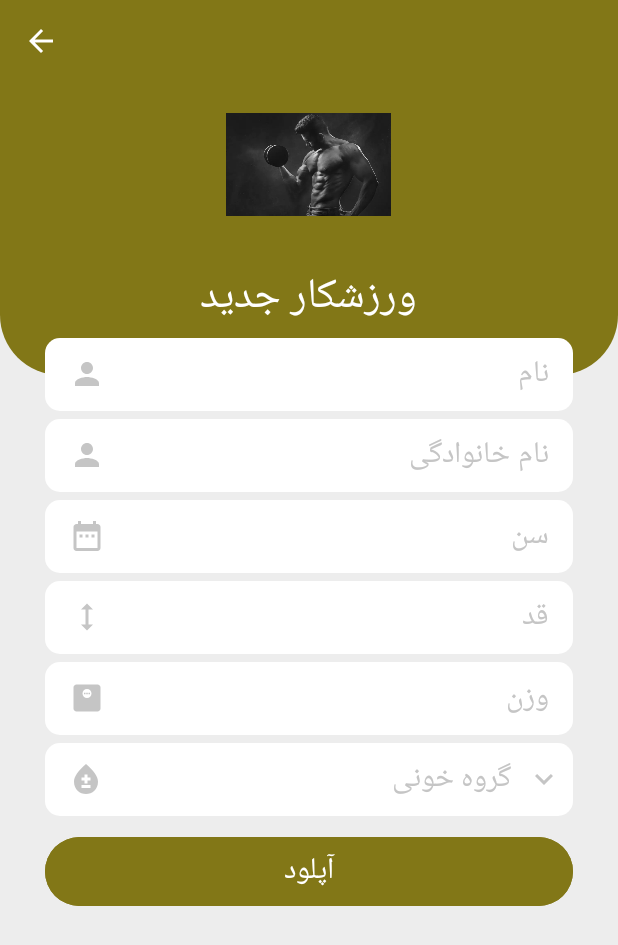
After one commit to reyhaneh8328/BodybuildingProgram, an Android app: the AddUserActivity screen opened directly, with no data from a screen before it, on a phone screen of 412 x 824 dp. The commit adds this screen. Shown: the top 945 px of the screen. Run offline under Robolectric (Android 15) with nearby library versions, the phone set to English and light mode, and no system bars; our stand-ins replace Room's generated code; 1 statement that could not run was skipped.

Commit message:
add main activity and add user activity

```diff
--- a/app/build.gradle
+++ b/app/build.gradle
@@ -41,6 +41,11 @@ dependencies {
     implementation 'androidx.appcompat:appcompat:1.7.0'
     implementation 'com.google.android.material:material:1.5.0'
     implementation 'androidx.constraintlayout:constraintlayout:2.1.4'
+
+    implementation "androidx.room:room-runtime:2.5.0"
+    annotationProcessor "androidx.room:room-compiler:2.5.0"
+    //kapt "androidx.room:room-compiler:2.5.0"
+
     testImplementation 'junit:junit:4.13.2'
     androidTestImplementation 'androidx.test.ext:junit:1.2.1'
     androidTestImplementation 'androidx.test.espresso:espresso-core:3.6.1'
--- a/app/src/main/AndroidManifest.xml
+++ b/app/src/main/AndroidManifest.xml
@@ -3,6 +3,7 @@
     xmlns:tools="http://schemas.android.com/tools">
 
     <application
+        android:name=".MyApplication"
         android:allowBackup="true"
         android:dataExtractionRules="@xml/data_extraction_rules"
         android:fullBackupContent="@xml/backup_rules"
@@ -12,6 +13,9 @@
         android:supportsRtl="true"
         android:theme="@style/Theme.BodybuildingProgram"
         tools:targetApi="34">
+        <activity
+            android:name=".AddUserActivity"
+            android:exported="false" />
         <activity
             android:name=".MainActivity"
             android:exported="false" />
--- /dev/null
+++ b/app/src/main/java/com/example/bodybuildingprogram/AddUserActivity.kt
@@ -0,0 +1,43 @@
+package com.example.bodybuildingprogram
+
+import android.app.AlertDialog
+import androidx.appcompat.app.AppCompatActivity
+import android.os.Bundle
+import com.example.bodybuildingprogram.databinding.ActivityAddUserBinding
+
+class AddUserActivity : AppCompatActivity() {
+
+    private lateinit var binding: ActivityAddUserBinding
+    private lateinit var databaseConnection: AppDatabase
+
+    override fun onCreate(savedInstanceState: Bundle?) {
+        super.onCreate(savedInstanceState)
+        binding = ActivityAddUserBinding.inflate(layoutInflater)
+        setContentView(binding.root)
+
+        databaseConnection = DatabaseConnection.getInstance()
+        binding.backBtn.setOnClickListener {
+            onBackPressed()
+        }
+
+        binding.bloodTypeTv.setOnClickListener {
+            bloodTypePickDialog()
+        }
+    }
+    private var selectedBloodType = ""
+    private fun bloodTypePickDialog() {
+        val bloodType = BloodType.values()
+        var bloodTypeArray = arrayOfNulls<String>((bloodType.size)*2)
+        for (i in 0..(bloodType.size)-1){
+            bloodTypeArray[i] = "${bloodType[i]}-"
+            bloodTypeArray[i+4] = "${bloodType[i]}+"
+        }
+        val builder = AlertDialog.Builder(this)
+        builder.setTitle("Pick Category")
+            .setItems(bloodTypeArray){dialog,which->
+                selectedBloodType = bloodTypeArray[which].toString()
+                binding.bloodTypeTv.text = selectedBloodType
+            }
+            .show()
+    }
+}
--- /dev/null
+++ b/app/src/main/java/com/example/bodybuildingprogram/AppDatabase.kt
@@ -0,0 +1,7 @@
+package com.example.bodybuildingprogram
+
+import androidx.room.RoomDatabase
+
+abstract class AppDatabase: RoomDatabase() {
+    abstract fun userDao(): UserDao
+}
--- /dev/null
+++ b/app/src/main/java/com/example/bodybuildingprogram/BloodType.kt
@@ -0,0 +1,5 @@
+package com.example.bodybuildingprogram
+
+enum class BloodType {
+    O, A, B, AB,
+}
--- /dev/null
+++ b/app/src/main/java/com/example/bodybuildingprogram/DatabaseConnection.kt
@@ -0,0 +1,22 @@
+package com.example.bodybuildingprogram
+
+import androidx.room.Room
+
+class DatabaseConnection private constructor(){
+    companion object {
+        @Volatile private var instance: AppDatabase? = null
+
+        fun getInstance(): AppDatabase {
+            return instance ?: synchronized(this) {
+                instance ?: buildDatabase().also { instance = it }
+            }
+        }
+
+        private fun buildDatabase(): AppDatabase {
+            return Room.databaseBuilder(
+                MyApplication.applicationContext(), // دسترسی به applicationContext
+                AppDatabase::class.java, "am_schema"
+            ).build()
+        }
+    }
+}
--- a/app/src/main/java/com/example/bodybuildingprogram/MainActivity.kt
+++ b/app/src/main/java/com/example/bodybuildingprogram/MainActivity.kt
@@ -1,11 +1,22 @@
 package com.example.bodybuildingprogram
 
+import android.content.Intent
 import androidx.appcompat.app.AppCompatActivity
 import android.os.Bundle
+import com.example.bodybuildingprogram.databinding.ActivityMainBinding
 
 class MainActivity : AppCompatActivity() {
+
+    private lateinit var binding: ActivityMainBinding
+
     override fun onCreate(savedInstanceState: Bundle?) {
         super.onCreate(savedInstanceState)
-        setContentView(R.layout.activity_main)
+        binding = ActivityMainBinding.inflate(layoutInflater)
+        setContentView(binding.root)
+
+        binding.addBtn.setOnClickListener {
+            startActivity(Intent(this@MainActivity, AddUserActivity::class.java))
+        }
+
     }
 }
--- /dev/null
+++ b/app/src/main/java/com/example/bodybuildingprogram/MyApplication.kt
@@ -0,0 +1,19 @@
+package com.example.bodybuildingprogram
+
+import android.app.Application
+import android.content.Context
+
+class MyApplication : Application() {
+    override fun onCreate() {
+        super.onCreate()
+        instance = this
+    }
+
+    companion object {
+        private var instance: MyApplication? = null
+
+        fun applicationContext(): Context {
+            return instance!!.applicationContext
+        }
+    }
+}
--- /dev/null
+++ b/app/src/main/java/com/example/bodybuildingprogram/User.kt
@@ -0,0 +1,24 @@
+package com.example.bodybuildingprogram
+
+import androidx.room.ColumnInfo
+import androidx.room.Entity
+import androidx.room.PrimaryKey
+
+
+@Entity(tableName = "users")
+data class User (
+    @PrimaryKey(autoGenerate = true)
+    private val userId: Int = 0,
+    @ColumnInfo(name = "first_name")
+    private val firstName: String,
+    @ColumnInfo(name = "last_name")
+    private val lastName: String,
+    @ColumnInfo(name = "age")
+    private val age: Int,
+    @ColumnInfo(name = "height")
+    private val height: Int,
+    @ColumnInfo(name = "weight")
+    private val weight: Int,
+    @ColumnInfo(name = "blood_type")
+    private val bloodType: String
+)
--- /dev/null
+++ b/app/src/main/java/com/example/bodybuildingprogram/UserDao.kt
@@ -0,0 +1,16 @@
+package com.example.bodybuildingprogram
+
+import androidx.room.Delete
+import androidx.room.Insert
+import androidx.room.Query
+
+interface UserDao {
+    @Query("SELECT * FROM users")
+    suspend fun getAllUsers(): List<User>
+
+    @Insert
+    suspend fun insertUser(user: User)
+
+    @Delete
+    suspend fun deleteUser(user: User)
+}
--- /dev/null
+++ b/app/src/main/res/drawable/ic_age_gray.xml
@@ -0,0 +1,5 @@
+<vector android:height="24dp" android:tint="#C5C5C5"
+    android:viewportHeight="24" android:viewportWidth="24"
+    android:width="24dp" xmlns:android="http://schemas.android.com/apk/res/android">
+    <path android:fillColor="@android:color/white" android:pathData="M9,11L7,11v2h2v-2zM13,11h-2v2h2v-2zM17,11h-2v2h2v-2zM19,4h-1L18,2h-2v2L8,4L8,2L6,2v2L5,4c-1.11,0 -1.99,0.9 -1.99,2L3,20c0,1.1 0.89,2 2,2h14c1.1,0 2,-0.9 2,-2L21,6c0,-1.1 -0.9,-2 -2,-2zM19,20L5,20L5,9h14v11z"/>
+</vector>
--- /dev/null
+++ b/app/src/main/res/drawable/ic_back_white.xml
@@ -0,0 +1,5 @@
+<vector android:autoMirrored="true" android:height="24dp"
+    android:tint="#FFFFFF" android:viewportHeight="24"
+    android:viewportWidth="24" android:width="24dp" xmlns:android="http://schemas.android.com/apk/res/android">
+    <path android:fillColor="@android:color/white" android:pathData="M20,11H7.83l5.59,-5.59L12,4l-8,8 8,8 1.41,-1.41L7.83,13H20v-2z"/>
+</vector>
--- /dev/null
+++ b/app/src/main/res/drawable/ic_bloodtype_gray.xml
@@ -0,0 +1,5 @@
+<vector android:height="24dp" android:tint="#C5C5C5"
+    android:viewportHeight="24" android:viewportWidth="24"
+    android:width="24dp" xmlns:android="http://schemas.android.com/apk/res/android">
+    <path android:fillColor="@android:color/white" android:pathData="M12,2c-5.33,4.55 -8,8.48 -8,11.8c0,4.98 3.8,8.2 8,8.2s8,-3.22 8,-8.2C20,10.48 17.33,6.55 12,2zM15,18H9v-2h6V18zM15,13h-2v2h-2v-2H9v-2h2V9h2v2h2V13z"/>
+</vector>
--- /dev/null
+++ b/app/src/main/res/drawable/ic_down_gray.xml
@@ -0,0 +1,5 @@
+<vector android:height="24dp" android:tint="#C5C5C5"
+    android:viewportHeight="24" android:viewportWidth="24"
+    android:width="24dp" xmlns:android="http://schemas.android.com/apk/res/android">
+    <path android:fillColor="@android:color/white" android:pathData="M7.41,8.59L12,13.17l4.59,-4.58L18,10l-6,6 -6,-6 1.41,-1.41z"/>
+</vector>
--- /dev/null
+++ b/app/src/main/res/drawable/ic_height_gray.xml
@@ -0,0 +1,5 @@
+<vector android:height="24dp" android:tint="#C5C5C5"
+    android:viewportHeight="24" android:viewportWidth="24"
+    android:width="24dp" xmlns:android="http://schemas.android.com/apk/res/android">
+    <path android:fillColor="@android:color/white" android:pathData="M13,6.99l3,0l-4,-3.99l-4,3.99l3,0l0,10.02l-3,0l4,3.99l4,-3.99l-3,0z"/>
+</vector>
--- /dev/null
+++ b/app/src/main/res/drawable/ic_person_gray.xml
@@ -0,0 +1,5 @@
+<vector android:height="24dp" android:tint="#C5C5C5"
+    android:viewportHeight="24" android:viewportWidth="24"
+    android:width="24dp" xmlns:android="http://schemas.android.com/apk/res/android">
+    <path android:fillColor="@android:color/white" android:pathData="M12,12c2.21,0 4,-1.79 4,-4s-1.79,-4 -4,-4 -4,1.79 -4,4 1.79,4 4,4zM12,14c-2.67,0 -8,1.34 -8,4v2h16v-2c0,-2.66 -5.33,-4 -8,-4z"/>
+</vector>
--- /dev/null
+++ b/app/src/main/res/drawable/ic_weight_gray.xml
@@ -0,0 +1,8 @@
+<vector android:height="24dp" android:tint="#C5C5C5"
+    android:viewportHeight="24" android:viewportWidth="24"
+    android:width="24dp" xmlns:android="http://schemas.android.com/apk/res/android">
+    <path android:fillColor="@android:color/white" android:pathData="M19,3H5C3.9,3 3,3.9 3,5v14c0,1.1 0.9,2 2,2h14c1.1,0 2,-0.9 2,-2V5C21,3.9 20.1,3 19,3zM12,12c-1.66,0 -3,-1.34 -3,-3s1.34,-3 3,-3s3,1.34 3,3S13.66,12 12,12z"/>
+    <path android:fillColor="@android:color/white" android:pathData="M10,8.5h1v1h-1z"/>
+    <path android:fillColor="@android:color/white" android:pathData="M11.5,8.5h1v1h-1z"/>
+    <path android:fillColor="@android:color/white" android:pathData="M13,8.5h1v1h-1z"/>
+</vector>
--- /dev/null
+++ b/app/src/main/res/drawable/shape_edittext01.xml
@@ -0,0 +1,6 @@
+<?xml version="1.0" encoding="utf-8"?>
+<shape xmlns:android="http://schemas.android.com/apk/res/android"
+    android:shape="rectangle">
+    <solid android:color="@color/white"/>
+    <corners android:radius="10dp"/>
+</shape>
--- /dev/null
+++ b/app/src/main/res/layout/activity_add_user.xml
@@ -0,0 +1,240 @@
+<?xml version="1.0" encoding="utf-8"?>
+<RelativeLayout xmlns:android="http://schemas.android.com/apk/res/android"
+    xmlns:app="http://schemas.android.com/apk/res-auto"
+    xmlns:tools="http://schemas.android.com/tools"
+    android:layout_width="match_parent"
+    android:layout_height="match_parent"
+    android:background="@color/gray03"
+    tools:context=".AddUserActivity">
+    <RelativeLayout
+        android:id="@+id/toolbarRl"
+        android:layout_width="match_parent"
+        android:layout_height="250dp"
+        android:background="@drawable/shape_toolbar01">
+        <ImageButton
+            android:id="@+id/backBtn"
+            android:layout_width="wrap_content"
+            android:layout_height="wrap_content"
+            android:layout_marginStart="10dp"
+            android:layout_marginTop="10dp"
+            android:layout_marginEnd="10dp"
+            android:layout_marginBottom="10dp"
+            android:background="@android:color/transparent"
+            android:padding="5dp"
+            android:src="@drawable/ic_back_white" />
+        <ImageView
+            android:id="@+id/iconIv"
+            android:layout_width="110dp"
+            android:layout_height="110dp"
+            android:src="@drawable/logo"
+            android:layout_centerHorizontal="true"
+            android:layout_below="@+id/backBtn"/>
+        <TextView
+            android:id="@+id/titleTv"
+            android:layout_width="wrap_content"
+            android:layout_height="wrap_content"
+            android:text="ورزشکار جدید"
+            android:layout_centerHorizontal="true"
+            android:layout_below="@+id/iconIv"
+            android:layout_marginTop="10dp"
+            android:textSize="28sp"
+            android:textColor="@color/white"/>
+    </RelativeLayout>
+    <com.google.android.material.textfield.TextInputLayout
+        android:id="@+id/nameTil"
+        android:layout_width="match_parent"
+        android:layout_height="wrap_content"
+        android:layout_marginStart="30dp"
+        android:layout_marginEnd="30dp"
+        android:layout_marginTop="225dp"
+        app:hintEnabled="false">
+        <EditText
+            android:id="@+id/nameEt"
+            android:layout_width="match_parent"
+            android:layout_height="wrap_content"
+            android:background="@drawable/shape_edittext01"
+            android:drawableStart="@drawable/ic_person_gray"
+            android:hint="نام"
+            android:drawablePadding="10dp"
+            android:inputType="textPersonName|textCapWords"
+            android:padding="7dp"
+            android:textColor="@color/black"
+            android:textSize="20sp"
+            android:textColorHint="@color/gray01"/>
+    </com.google.android.material.textfield.TextInputLayout>
+
+    <com.google.android.material.textfield.TextInputLayout
+        android:id="@+id/lastNameTil"
+        android:layout_width="match_parent"
+        android:layout_height="wrap_content"
+        android:layout_marginStart="30dp"
+        android:layout_marginEnd="30dp"
+        android:layout_below="@id/nameTil"
+        android:layout_marginTop="5dp"
+        app:hintEnabled="false">
+        <EditText
+            android:id="@+id/lastNameEt"
+            android:layout_width="match_parent"
+            android:layout_height="wrap_content"
+            android:background="@drawable/shape_edittext01"
+            android:padding="7dp"
+            android:textColor="@color/black"
+            android:textColorHint="@color/gray01"
+            android:hint="نام خانوادگی"
+            android:inputType="textMultiLine|textCapSentences"
+            android:textSize="20sp"
+            android:drawableStart="@drawable/ic_person_gray"
+            android:drawablePadding="10dp"/>
+    </com.google.android.material.textfield.TextInputLayout>
+
+    <com.google.android.material.textfield.TextInputLayout
+        android:id="@+id/ageTil"
+        android:layout_width="match_parent"
+        android:layout_height="wrap_content"
+        android:layout_marginStart="30dp"
+        android:layout_marginEnd="30dp"
+        android:layout_below="@id/lastNameTil"
+        android:layout_marginTop="5dp"
+        app:hintEnabled="false">
+        <EditText
+            android:id="@+id/ageEt"
+            android:layout_width="match_parent"
+            android:layout_height="wrap_content"
+            android:background="@drawable/shape_edittext01"
+            android:padding="7dp"
+            android:textColor="@color/black"
+            android:textColorHint="@color/gray01"
+            android:hint="سن"
+            android:inputType="textMultiLine|textCapSentences"
+            android:textSize="20sp"
+            android:drawableStart="@drawable/ic_age_gray"
+            android:drawablePadding="10dp"/>
+
+    </com.google.android.material.textfield.TextInputLayout>
+    <com.google.android.material.textfield.TextInputLayout
+        android:id="@+id/heighTil"
+        android:layout_width="match_parent"
+        android:layout_height="wrap_content"
+        android:layout_marginStart="30dp"
+        android:layout_marginEnd="30dp"
+        android:layout_below="@id/ageTil"
+        android:layout_marginTop="5dp"
+        app:hintEnabled="false">
+        <EditText
+            android:id="@+id/heightEt"
+            android:layout_width="match_parent"
+            android:layout_height="wrap_content"
+            android:background="@drawable/shape_edittext01"
+            android:padding="7dp"
+            android:textColor="@color/black"
+            android:textColorHint="@color/gray01"
+            android:hint="قد"
+            android:inputType="textMultiLine|textCapSentences"
+            android:textSize="20sp"
+            android:drawableStart="@drawable/ic_height_gray"
+            android:drawablePadding="10dp"/>
+    </com.google.android.material.textfield.TextInputLayout>
+    <com.google.android.material.textfield.TextInputLayout
+        android:id="@+id/weightTil"
+        android:layout_width="match_parent"
+        android:layout_height="wrap_content"
+        android:layout_marginStart="30dp"
+        android:layout_marginEnd="30dp"
+        android:layout_below="@id/heighTil"
+        android:layout_marginTop="5dp"
+        app:hintEnabled="false">
+        <EditText
+            android:id="@+id/weightEt"
+            android:layout_width="match_parent"
+            android:layout_height="wrap_content"
+            android:background="@drawable/shape_edittext01"
+            android:padding="7dp"
+            android:textColor="@color/black"
+            android:textColorHint="@color/gray01"
+            android:hint="وزن"
+            android:inputType="textMultiLine|textCapSentences"
+            android:textSize="20sp"
+            android:drawableStart="@drawable/ic_weight_gray"
+            android:drawablePadding="10dp"/>
+    </com.google.android.material.textfield.TextInputLayout>
+
+    <TextView
+        android:id="@+id/bloodTypeTv"
+        android:layout_width="match_parent"
+        android:layout_height="wrap_content"
+        android:layout_below="@id/weightTil"
+        android:layout_marginStart="30dp"
+        android:layout_marginEnd="30dp"
+        android:layout_marginTop="5dp"
+        android:background="@drawable/shape_edittext01"
+        android:drawableStart="@drawable/ic_bloodtype_gray"
+        android:drawableEnd="@drawable/ic_down_gray"
+        android:drawablePadding="10dp"
+        android:paddingStart="15dp"
+        android:paddingEnd="7dp"
+        android:paddingBottom="7dp"
+        android:paddingTop="7dp"
+        android:hint="گروه خونی"
+        android:gravity="center_vertical"
+        android:textColor="@color/black"
+        android:textColorHint="@color/gray01"
+        android:textSize="20sp"/>
+    <Button
+        android:id="@+id/submitBtn"
+        android:layout_width="match_parent"
+        android:layout_height="wrap_content"
+        android:layout_below="@id/bloodTypeTv"
+        android:layout_marginStart="30dp"
+        android:layout_marginEnd="30dp"
+        android:layout_marginTop="10dp"
+        android:text="آپلود"
+        android:textSize="20sp"
+        android:textColor="@color/white"
+        android:backgroundTint="@color/Lime900"/>
+
+</RelativeLayout>
+
+<!--<LinearLayout
+        android:id="@+id/bloodTypeTil"
+        android:layout_width="match_parent"
+        android:layout_height="wrap_content"
+        android:orientation="horizontal"
+        android:layout_below="@+id/weightTil"
+        android:layout_marginStart="30dp"
+        android:layout_marginEnd="30dp"
+        android:layout_marginTop="5dp"
+        >
+        <TextView
+            android:id="@+id/bloodTypeEt"
+            android:layout_width="0dp"
+            android:layout_height="wrap_content"
+            android:background="@drawable/shape_edittext01"
+            android:layout_weight="0.5"
+            android:drawableStart="@drawable/ic_category_gray"
+            android:drawableEnd="@drawable/ic_down_gray"
+            android:drawablePadding="10dp"
+            android:padding="10dp"
+            android:hint="Book Category"
+            android:gravity="center_vertical"
+            android:textColor="@color/black"
+            android:textColorHint="@color/gray01"
+            android:textSize="16sp"/>
+        <RadioGroup
+            android:layout_width="0dp"
+            android:layout_height="match_parent"
+            android:layout_weight="0.5"
+            android:orientation="horizontal">
+            <RadioButton
+                android:layout_width="wrap_content"
+                android:layout_height="wrap_content"
+                android:text="مثبت"
+                android:textSize="20sp"
+                android:textColor="@color/black"/>
+            <RadioButton
+                android:layout_width="wrap_content"
+                android:layout_height="wrap_content"
+                android:text="منفی"
+                android:textSize="20sp"
+                android:textColor="@color/black"/>
+        </RadioGroup>
+    </LinearLayout>-->
```
Also changed, not shown: app/src/main/ic_age-playstore.png (added).
